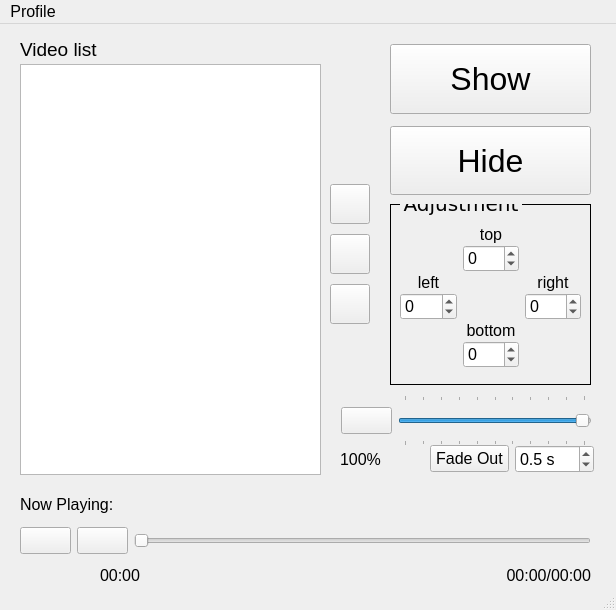
The window that main.ui (yeuharn96/video-presenter) describes before a commit, drawn with Qt 5.
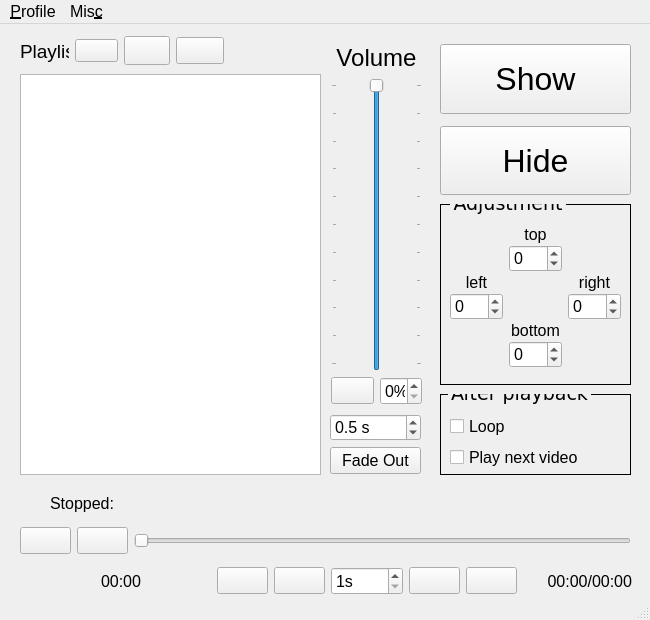
The same window after the commit. Icons and pictures are not drawn.

What changed in the file:
```diff
--- a/main.ui
+++ b/main.ui
@@ -6,10 +6,16 @@
    <rect>
     <x>0</x>
     <y>0</y>
-    <width>616</width>
-    <height>610</height>
+    <width>650</width>
+    <height>620</height>
    </rect>
   </property>
+  <property name="minimumSize">
+   <size>
+    <width>650</width>
+    <height>620</height>
+   </size>
+  </property>
   <property name="font">
    <font>
     <pointsize>12</pointsize>
@@ -18,100 +24,20 @@
   <property name="windowTitle">
    <string>MainWindow</string>
   </property>
+  <property name="iconSize">
+   <size>
+    <width>24</width>
+    <height>24</height>
+   </size>
+  </property>
   <widget class="QWidget" name="centralwidget">
-   <widget class="QPushButton" name="vidlist_btn_add">
-    <property name="geometry">
-     <rect>
-      <x>330</x>
-      <y>160</y>
-      <width>40</width>
-      <height>40</height>
-     </rect>
-    </property>
-    <property name="font">
-     <font>
-      <pointsize>10</pointsize>
-      <weight>50</weight>
-      <italic>false</italic>
-      <bold>false</bold>
-      <underline>false</underline>
-     </font>
-    </property>
-    <property name="layoutDirection">
-     <enum>Qt::LeftToRight</enum>
-    </property>
-    <property name="text">
-     <string/>
-    </property>
-    <property name="icon">
-     <iconset>
-      <normaloff>icons/plus.png</normaloff>icons/plus.png</iconset>
-    </property>
-    <property name="iconSize">
-     <size>
-      <width>24</width>
-      <height>24</height>
-     </size>
-    </property>
-   </widget>
-   <widget class="QPushButton" name="vidlist_btn_delete">
-    <property name="geometry">
-     <rect>
-      <x>330</x>
-      <y>210</y>
-      <width>40</width>
-      <height>40</height>
-     </rect>
-    </property>
-    <property name="font">
-     <font>
-      <family>Comic Sans MS</family>
-     </font>
-    </property>
-    <property name="text">
-     <string/>
-    </property>
-    <property name="icon">
-     <iconset>
-      <normaloff>icons/minus.png</normaloff>icons/minus.png</iconset>
-    </property>
-    <property name="iconSize">
-     <size>
-      <width>24</width>
-      <height>24</height>
-     </size>
-    </property>
-   </widget>
-   <widget class="QPushButton" name="vidlist_btn_select">
-    <property name="geometry">
-     <rect>
-      <x>330</x>
-      <y>260</y>
-      <width>40</width>
-      <height>40</height>
-     </rect>
-    </property>
-    <property name="text">
-     <string/>
-    </property>
-    <property name="icon">
-     <iconset>
-      <normaloff>icons/play.png</normaloff>icons/play.png</iconset>
-    </property>
-    <property name="iconSize">
-     <size>
-      <width>24</width>
-      <height>24</height>
-     </size>
-    </property>
-   </widget>
    <widget class="QListWidget" name="vidlist">
     <property name="geometry">
      <rect>
       <x>20</x>
-      <y>40</y>
+      <y>50</y>
       <width>301</width>
-      <height>411</height>
+      <height>401</height>
      </rect>
     </property>
     <property name="font">
@@ -120,30 +46,12 @@
      </font>
     </property>
    </widget>
-   <widget class="QLabel" name="vidlist_lbl">
-    <property name="geometry">
-     <rect>
-      <x>20</x>
-      <y>10</y>
-      <width>121</width>
-      <height>31</height>
-     </rect>
-    </property>
-    <property name="font">
-     <font>
-      <pointsize>14</pointsize>
-     </font>
-    </property>
-    <property name="text">
-     <string>Video list</string>
-    </property>
-   </widget>
    <widget class="QWidget" name="layoutWidget">
     <property name="geometry">
      <rect>
-      <x>390</x>
+      <x>440</x>
       <y>20</y>
-      <width>201</width>
+      <width>191</width>
       <height>151</height>
      </rect>
     </property>
@@ -192,23 +100,22 @@
    <widget class="QGroupBox" name="groupBox">
     <property name="geometry">
      <rect>
-      <x>390</x>
+      <x>440</x>
       <y>180</y>
-      <width>201</width>
+      <width>191</width>
       <height>181</height>
      </rect>
     </property>
     <property name="font">
      <font>
       <family>Verdana</family>
-      <pointsize>-1</pointsize>
+      <pointsize>14</pointsize>
      </font>
     </property>
     <property name="styleSheet">
      <string notr="true">QGroupBox{
 border:1px solid black;
 margin-top: 0.5em;
-font-size:20px;
 }
 QGroupBox::title{
 top: -12px;
@@ -223,7 +130,7 @@
       <rect>
        <x>10</x>
        <y>20</y>
-       <width>181</width>
+       <width>171</width>
        <height>151</height>
       </rect>
      </property>
@@ -378,36 +285,337 @@
      </layout>
     </widget>
    </widget>
-   <widget class="QLabel" name="audio_lbl_volume">
+   <widget class="QWidget" name="layoutWidget">
     <property name="geometry">
      <rect>
-      <x>340</x>
-      <y>420</y>
-      <width>91</width>
-      <height>31</height>
+      <x>20</x>
+      <y>500</y>
+      <width>611</width>
+      <height>34</height>
      </rect>
     </property>
-    <property name="text">
-     <string>100%</string>
+    <layout class="QHBoxLayout" name="horizontalLayout_4">
+     <item>
+      <widget class="QPushButton" name="video_btn_play">
+       <property name="text">
+        <string/>
+       </property>
+       <property name="icon">
+        <iconset>
+         <normaloff>icons/play.png</normaloff>icons/play.png</iconset>
+       </property>
+       <property name="iconSize">
+        <size>
+         <width>24</width>
+         <height>24</height>
+        </size>
+       </property>
+      </widget>
+     </item>
+     <item>
+      <widget class="QPushButton" name="video_btn_stop">
+       <property name="text">
+        <string/>
+       </property>
+       <property name="icon">
+        <iconset>
+         <normaloff>icons/stop.png</normaloff>icons/stop.png</iconset>
+       </property>
+       <property name="iconSize">
+        <size>
+         <width>24</width>
+         <height>24</height>
+        </size>
+       </property>
+      </widget>
+     </item>
+     <item>
+      <widget class="QSlider" name="video_hsld">
+       <property name="sizePolicy">
+        <sizepolicy hsizetype="Expanding" vsizetype="Expanding">
+         <horstretch>0</horstretch>
+         <verstretch>0</verstretch>
+        </sizepolicy>
+       </property>
+       <property name="maximum">
+        <number>0</number>
+       </property>
+       <property name="orientation">
+        <enum>Qt::Horizontal</enum>
+       </property>
+      </widget>
+     </item>
+    </layout>
+   </widget>
+   <widget class="QGroupBox" name="groupBox_2">
+    <property name="geometry">
+     <rect>
+      <x>440</x>
+      <y>370</y>
+      <width>191</width>
+      <height>81</height>
+     </rect>
     </property>
+    <property name="font">
+     <font>
+      <family>Verdana</family>
+      <pointsize>14</pointsize>
+     </font>
+    </property>
+    <property name="styleSheet">
+     <string notr="true">QGroupBox{
+border:1px solid black;
+margin-top: 0.5em;
+
+}
+QGroupBox::title{
+top: -12px;
+left: 8px;
+}</string>
+    </property>
+    <property name="title">
+     <string>After playback</string>
+    </property>
+    <widget class="QWidget" name="layoutWidget">
+     <property name="geometry">
+      <rect>
+       <x>10</x>
+       <y>20</y>
+       <width>171</width>
+       <height>56</height>
+      </rect>
+     </property>
+     <layout class="QVBoxLayout" name="verticalLayout_2">
+      <item>
+       <widget class="QCheckBox" name="playback_cb_loop">
+        <property name="font">
+         <font>
+          <pointsize>12</pointsize>
+         </font>
+        </property>
+        <property name="text">
+         <string>Loop</string>
+        </property>
+       </widget>
+      </item>
+      <item>
+       <widget class="QCheckBox" name="playback_cb_next">
+        <property name="font">
+         <font>
+          <pointsize>12</pointsize>
+         </font>
+        </property>
+        <property name="text">
+         <string>Play next video</string>
+        </property>
+       </widget>
+      </item>
+     </layout>
+    </widget>
    </widget>
    <widget class="QWidget" name="layoutWidget">
     <property name="geometry">
      <rect>
-      <x>430</x>
-      <y>420</y>
-      <width>164</width>
-      <height>30</height>
+      <x>20</x>
+      <y>10</y>
+      <width>204</width>
+      <height>34</height>
      </rect>
     </property>
     <layout class="QHBoxLayout" name="horizontalLayout">
      <item>
-      <widget class="QPushButton" name="audio_btn_fadeout">
+      <widget class="QLabel" name="vidlist_lbl">
+       <property name="font">
+        <font>
+         <pointsize>14</pointsize>
+        </font>
+       </property>
        <property name="text">
-        <string>Fade Out</string>
+        <string>Playlist</string>
        </property>
       </widget>
      </item>
+     <item>
+      <widget class="QPushButton" name="vidlist_btn_add">
+       <property name="font">
+        <font>
+         <pointsize>10</pointsize>
+         <weight>50</weight>
+         <italic>false</italic>
+         <bold>false</bold>
+         <underline>false</underline>
+        </font>
+       </property>
+       <property name="layoutDirection">
+        <enum>Qt::LeftToRight</enum>
+       </property>
+       <property name="text">
+        <string/>
+       </property>
+       <property name="icon">
+        <iconset>
+         <normaloff>icons/plus.png</normaloff>icons/plus.png</iconset>
+       </property>
+       <property name="iconSize">
+        <size>
+         <width>24</width>
+         <height>24</height>
+        </size>
+       </property>
+      </widget>
+     </item>
+     <item>
+      <widget class="QPushButton" name="vidlist_btn_delete">
+       <property name="font">
+        <font>
+         <family>Comic Sans MS</family>
+        </font>
+       </property>
+       <property name="text">
+        <string/>
+       </property>
+       <property name="icon">
+        <iconset>
+         <normaloff>icons/minus.png</normaloff>icons/minus.png</iconset>
+       </property>
+       <property name="iconSize">
+        <size>
+         <width>24</width>
+         <height>24</height>
+        </size>
+       </property>
+      </widget>
+     </item>
+     <item>
+      <widget class="QPushButton" name="vidlist_btn_select">
+       <property name="text">
+        <string/>
+       </property>
+       <property name="icon">
+        <iconset>
+         <normaloff>icons/play.png</normaloff>icons/play.png</iconset>
+       </property>
+       <property name="iconSize">
+        <size>
+         <width>24</width>
+         <height>24</height>
+        </size>
+       </property>
+      </widget>
+     </item>
+    </layout>
+   </widget>
+   <widget class="QWidget" name="layoutWidget">
+    <property name="geometry">
+     <rect>
+      <x>331</x>
+      <y>20</y>
+      <width>91</width>
+      <height>361</height>
+     </rect>
+    </property>
+    <layout class="QVBoxLayout" name="verticalLayout_3">
+     <item>
+      <widget class="QLabel" name="label">
+       <property name="sizePolicy">
+        <sizepolicy hsizetype="Expanding" vsizetype="Maximum">
+         <horstretch>0</horstretch>
+         <verstretch>0</verstretch>
+        </sizepolicy>
+       </property>
+       <property name="font">
+        <font>
+         <pointsize>18</pointsize>
+        </font>
+       </property>
+       <property name="text">
+        <string>Volume</string>
+       </property>
+       <property name="scaledContents">
+        <bool>false</bool>
+       </property>
+       <property name="alignment">
+        <set>Qt::AlignCenter</set>
+       </property>
+      </widget>
+     </item>
+     <item>
+      <widget class="QSlider" name="audio_sldr_volume">
+       <property name="sizePolicy">
+        <sizepolicy hsizetype="Expanding" vsizetype="Expanding">
+         <horstretch>0</horstretch>
+         <verstretch>0</verstretch>
+        </sizepolicy>
+       </property>
+       <property name="maximum">
+        <number>100</number>
+       </property>
+       <property name="value">
+        <number>100</number>
+       </property>
+       <property name="orientation">
+        <enum>Qt::Vertical</enum>
+       </property>
+       <property name="tickPosition">
+        <enum>QSlider::TicksBothSides</enum>
+       </property>
+       <property name="tickInterval">
+        <number>10</number>
+       </property>
+      </widget>
+     </item>
+     <item>
+      <layout class="QHBoxLayout" name="horizontalLayout_2">
+       <item>
+        <widget class="QPushButton" name="audio_btn_mute">
+         <property name="sizePolicy">
+          <sizepolicy hsizetype="Fixed" vsizetype="Fixed">
+           <horstretch>0</horstretch>
+           <verstretch>0</verstretch>
+          </sizepolicy>
+         </property>
+         <property name="toolTip">
+          <string>mute/unmute</string>
+         </property>
+         <property name="text">
+          <string/>
+         </property>
+         <property name="icon">
+          <iconset>
+           <normaloff>icons/audio.png</normaloff>icons/audio.png</iconset>
+         </property>
+         <property name="iconSize">
+          <size>
+           <width>20</width>
+           <height>20</height>
+          </size>
+         </property>
+        </widget>
+       </item>
+       <item>
+        <widget class="QSpinBox" name="audio_sb_volume">
+         <property name="suffix">
+          <string>%</string>
+         </property>
+         <property name="maximum">
+          <number>100</number>
+         </property>
+        </widget>
+       </item>
+      </layout>
+     </item>
+    </layout>
+   </widget>
+   <widget class="QWidget" name="layoutWidget">
+    <property name="geometry">
+     <rect>
+      <x>330</x>
+      <y>390</y>
+      <width>91</width>
+      <height>60</height>
+     </rect>
+    </property>
+    <layout class="QVBoxLayout" name="verticalLayout_4">
      <item>
       <widget class="QDoubleSpinBox" name="audio_sb_fadeout">
        <property name="suffix">
@@ -424,82 +632,25 @@
        </property>
       </widget>
      </item>
-    </layout>
-   </widget>
-   <widget class="QWidget" name="layoutWidget">
-    <property name="geometry">
-     <rect>
-      <x>341</x>
-      <y>371</y>
-      <width>251</width>
-      <height>51</height>
-     </rect>
-    </property>
-    <layout class="QHBoxLayout" name="horizontalLayout_2">
      <item>
-      <widget class="QPushButton" name="audio_btn_mute">
-       <property name="toolTip">
-        <string>mute/unmute</string>
-       </property>
+      <widget class="QPushButton" name="audio_btn_fadeout">
        <property name="text">
-        <string/>
-       </property>
-       <property name="icon">
-        <iconset>
-         <normaloff>icons/audio.png</normaloff>icons/audio.png</iconset>
-       </property>
-       <property name="iconSize">
-        <size>
-         <width>20</width>
-         <height>20</height>
-        </size>
-       </property>
-      </widget>
-     </item>
-     <item>
-      <widget class="QSlider" name="audio_hsld_volume">
-       <property name="sizePolicy">
-        <sizepolicy hsizetype="Expanding" vsizetype="Expanding">
-         <horstretch>0</horstretch>
-         <verstretch>0</verstretch>
-        </sizepolicy>
-       </property>
-       <property name="maximum">
-        <number>100</number>
-       </property>
-       <property name="value">
-        <number>99</number>
-       </property>
-       <property name="orientation">
-        <enum>Qt::Horizontal</enum>
-       </property>
-       <property name="tickPosition">
-        <enum>QSlider::TicksBothSides</enum>
-       </property>
-       <property name="tickInterval">
-        <number>10</number>
+        <string>Fade Out</string>
        </property>
       </widget>
      </item>
     </layout>
    </widget>
-   <widget class="QWidget" name="layoutWidget">
+   <widget class="QWidget" name="verticalLayoutWidget">
     <property name="geometry">
      <rect>
-      <x>20</x>
+      <x>120</x>
       <y>460</y>
-      <width>571</width>
+      <width>511</width>
       <height>41</height>
      </rect>
     </property>
-    <layout class="QHBoxLayout" name="horizontalLayout_3">
-     <item>
-      <widget class="QLabel" name="label">
-       <property name="text">
-        <string>Now Playing:</string>
-       </property>
-      </widget>
-     </item>
+    <layout class="QVBoxLayout" name="verticalLayout_5">
      <item>
       <widget class="QLabel" name="video_lbl_current_video">
        <property name="sizePolicy">
@@ -523,78 +674,44 @@
      </item>
     </layout>
    </widget>
-   <widget class="QWidget" name="layoutWidget">
+   <widget class="QLabel" name="video_lbl_play_state">
     <property name="geometry">
      <rect>
-      <x>20</x>
-      <y>500</y>
-      <width>571</width>
-      <height>34</height>
+      <x>21</x>
+      <y>469</y>
+      <width>93</width>
+      <height>21</height>
      </rect>
     </property>
-    <layout class="QHBoxLayout" name="horizontalLayout_4">
-     <item>
-      <widget class="QPushButton" name="video_btn_play">
-       <property name="text">
-        <string/>
-       </property>
-       <property name="icon">
-        <iconset>
-         <normaloff>icons/play.png</normaloff>icons/play.png</iconset>
-       </property>
-       <property name="iconSize">
-        <size>
-         <width>24</width>
-         <height>24</height>
-        </size>
-       </property>
-      </widget>
-     </item>
-     <item>
-      <widget class="QPushButton" name="video_btn_stop">
-       <property name="text">
-        <string/>
-       </property>
-       <property name="icon">
-        <iconset>
-         <normaloff>icons/stop.png</normaloff>icons/stop.png</iconset>
-       </property>
-       <property name="iconSize">
-        <size>
-         <width>24</width>
-         <height>24</height>
-        </size>
-       </property>
-      </widget>
-     </item>
-     <item>
-      <widget class="QSlider" name="video_hsld">
-       <property name="sizePolicy">
-        <sizepolicy hsizetype="Expanding" vsizetype="Expanding">
-         <horstretch>0</horstretch>
-         <verstretch>0</verstretch>
-        </sizepolicy>
-       </property>
-       <property name="maximum">
-        <number>0</number>
-       </property>
-       <property name="orientation">
-        <enum>Qt::Horizontal</enum>
-       </property>
-      </widget>
-     </item>
-    </layout>
+    <property name="sizePolicy">
+     <sizepolicy hsizetype="Preferred" vsizetype="Preferred">
+      <horstretch>0</horstretch>
+      <verstretch>0</verstretch>
+     </sizepolicy>
+    </property>
+    <property name="minimumSize">
+     <size>
+      <width>0</width>
+      <height>0</height>
+     </size>
+    </property>
+    <property name="text">
+     <string>Stopped:</string>
+    </property>
+    <property name="alignment">
+     <set>Qt::AlignRight|Qt::AlignTrailing|Qt::AlignVCenter</set>
+    </property>
    </widget>
-   <widget class="QWidget" name="layoutWidget">
+   <widget class="QWidget" name="">
     <property name="geometry">
      <rect>
-      <x>100</x>
+      <x>101</x>
       <y>540</y>
-      <width>491</width>
-      <height>22</height>
+      <width>531</width>
+      <height>34</height>
      </rect>
     </property>
-    <layout class="QHBoxLayout" name="horizontalLayout_5">
+    <layout class="QHBoxLayout" name="horizontalLayout_3">
      <item>
       <widget class="QLabel" name="video_lbl_current_time">
        <property name="text">
@@ -602,6 +719,117 @@
        </property>
       </widget>
      </item>
+     <item>
+      <widget class="QPushButton" name="video_btn_prev">
+       <property name="sizePolicy">
+        <sizepolicy hsizetype="Fixed" vsizetype="Fixed">
+         <horstretch>0</horstretch>
+         <verstretch>0</verstretch>
+        </sizepolicy>
+       </property>
+       <property name="text">
+        <string/>
+       </property>
+       <property name="icon">
+        <iconset>
+         <normaloff>icons/previous.png</normaloff>icons/previous.png</iconset>
+       </property>
+       <property name="iconSize">
+        <size>
+         <width>24</width>
+         <height>24</height>
+        </size>
+       </property>
+      </widget>
+     </item>
+     <item>
+      <widget class="QPushButton" name="video_btn_backward">
+       <property name="sizePolicy">
+        <sizepolicy hsizetype="Fixed" vsizetype="Fixed">
+         <horstretch>0</horstretch>
+         <verstretch>0</verstretch>
+        </sizepolicy>
+       </property>
+       <property name="text">
+        <string/>
+       </property>
+       <property name="icon">
+        <iconset>
+         <normaloff>icons/arrow-curved-left.png</normaloff>icons/arrow-curved-left.png</iconset>
+       </property>
+       <property name="iconSize">
+        <size>
+         <width>24</width>
+         <height>24</height>
+        </size>
+       </property>
+      </widget>
+     </item>
+     <item>
+      <widget class="QSpinBox" name="video_sb_step">
+       <property name="sizePolicy">
+        <sizepolicy hsizetype="Fixed" vsizetype="Fixed">
+         <horstretch>0</horstretch>
+         <verstretch>0</verstretch>
+        </sizepolicy>
+       </property>
+       <property name="suffix">
+        <string>s</string>
+       </property>
+       <property name="minimum">
+        <number>1</number>
+       </property>
+       <property name="maximum">
+        <number>3600</number>
+       </property>
+      </widget>
+     </item>
+     <item>
+      <widget class="QPushButton" name="video_btn_forward">
+       <property name="sizePolicy">
+        <sizepolicy hsizetype="Fixed" vsizetype="Fixed">
+         <horstretch>0</horstretch>
+         <verstretch>0</verstretch>
+        </sizepolicy>
+       </property>
+       <property name="text">
+        <string/>
+       </property>
+       <property name="icon">
+        <iconset>
+         <normaloff>icons/arrow-curved-right.png</normaloff>icons/arrow-curved-right.png</iconset>
+       </property>
+       <property name="iconSize">
+        <size>
+         <width>24</width>
+         <height>24</height>
+        </size>
+       </property>
+      </widget>
+     </item>
+     <item>
+      <widget class="QPushButton" name="video_btn_next">
+       <property name="sizePolicy">
+        <sizepolicy hsizetype="Fixed" vsizetype="Fixed">
+         <horstretch>0</horstretch>
+         <verstretch>0</verstretch>
+        </sizepolicy>
+       </property>
+       <property name="text">
+        <string/>
+       </property>
+       <property name="icon">
+        <iconset>
+         <normaloff>icons/next.png</normaloff>icons/next.png</iconset>
+       </property>
+       <property name="iconSize">
+        <size>
+         <width>24</width>
+         <height>24</height>
+        </size>
+       </property>
+      </widget>
+     </item>
      <item>
       <widget class="QLabel" name="video_lbl_length">
        <property name="text">
@@ -620,13 +848,13 @@
     <rect>
      <x>0</x>
      <y>0</y>
-     <width>616</width>
+     <width>650</width>
      <height>22</height>
     </rect>
    </property>
    <widget class="QMenu" name="menuProfile">
     <property name="title">
-     <string>Profile</string>
+     <string>&amp;Profile</string>
     </property>
     <widget class="QMenu" name="menuSwitch_Profile">
      <property name="title">
@@ -636,7 +864,14 @@
     <addaction name="menuSwitch_Profile"/>
     <addaction name="actionManage_Profile"/>
    </widget>
+   <widget class="QMenu" name="menuMisc">
+    <property name="title">
+     <string>Mis&amp;c</string>
+    </property>
+    <addaction name="actionShow_Setting_Folder"/>
+   </widget>
    <addaction name="menuProfile"/>
+   <addaction name="menuMisc"/>
   </widget>
   <widget class="QStatusBar" name="statusbar"/>
   <action name="actionSwitch_Profile">
```
Left out of the diff: 9 changed lines with no effect on the pictures.
